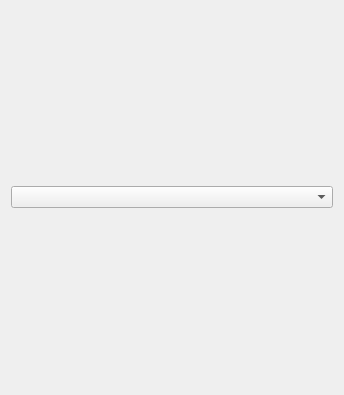
First picture: the form in src/corelayers/adiumchat/chatfactories/qmlchat/settings/chatappearance.ui, repository euroelessar/qutim, before the edit.
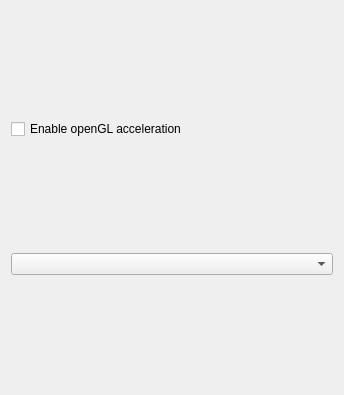
Second picture: the form after the edit.

Commit message: Switch openGL to off at default

```diff
--- a/src/corelayers/adiumchat/chatfactories/qmlchat/settings/chatappearance.ui
+++ b/src/corelayers/adiumchat/chatfactories/qmlchat/settings/chatappearance.ui
@@ -14,6 +14,13 @@
    <string>Form</string>
   </property>
   <layout class="QVBoxLayout" name="verticalLayout">
+   <item>
+    <widget class="QCheckBox" name="openGLBox">
+     <property name="text">
+      <string>Enable openGL acceleration</string>
+     </property>
+    </widget>
+   </item>
    <item>
     <widget class="QComboBox" name="chatBox"/>
    </item>
```
Left out of the diff: 4 changed lines with no effect on the pictures. The commit also changes 3 other files.
